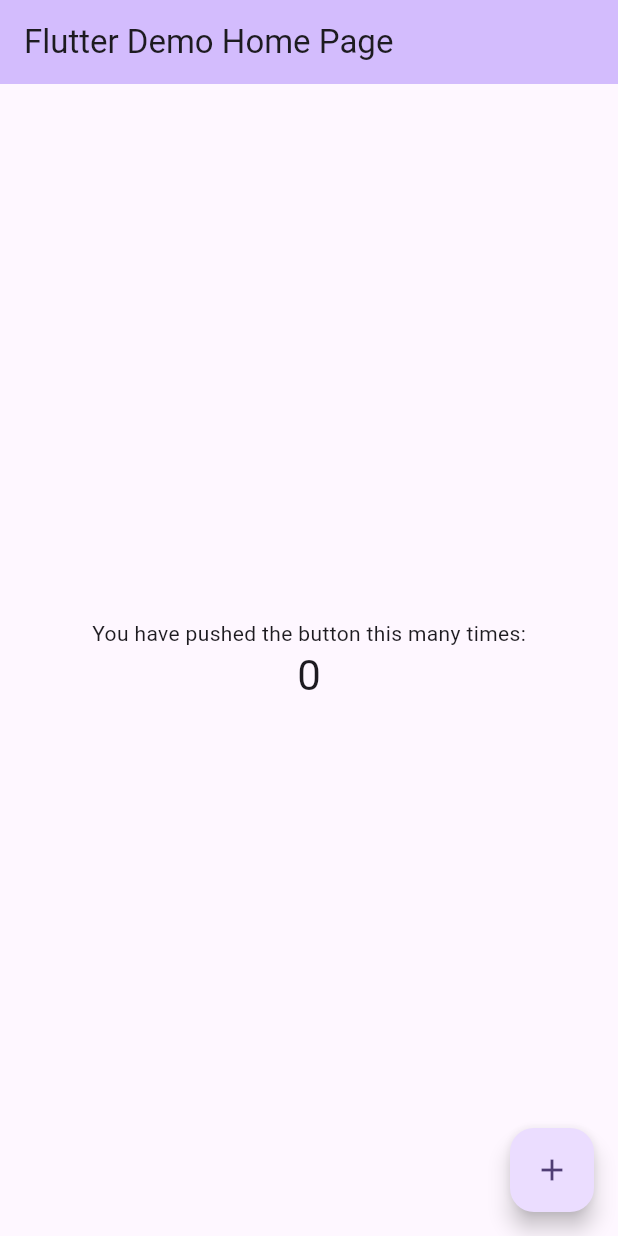
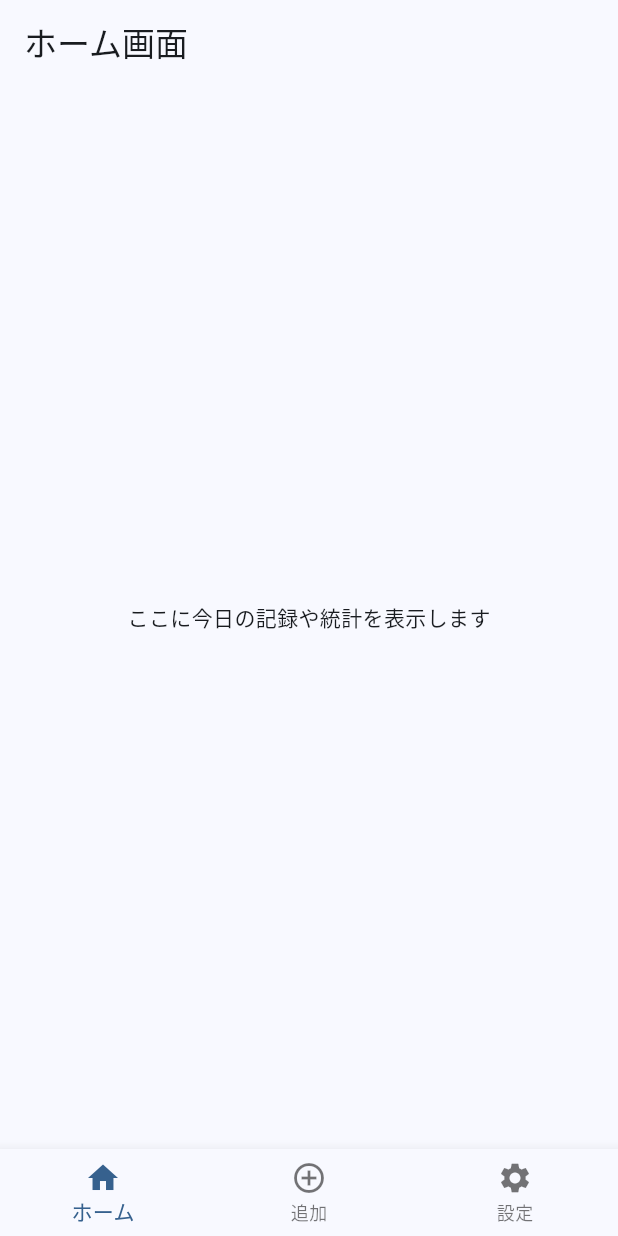
Before and after one commit to ibukye/workout_tracker, a Flutter app: the screen it shows after launch, on a phone screen of 412 x 824 dp. Run offline on Flutter 3.47's test engine with Material 3 defaults, Android fonts, the phone set to English and light mode, and no system bars.

Commit message:
Add : AddWorkoutScreenを追加

```diff
--- a/lib/main.dart
+++ b/lib/main.dart
@@ -1,122 +1,225 @@
 import 'package:flutter/material.dart';
+// ↓ SQLite(Drift)を使う場合に必要なインポート（後で追加）
+// import 'package:drift/drift.dart' as drift;
+// import 'package:drift/native.dart';
+// import 'package:path/path.dart' as p;
+// import 'package:path_provider/path_provider.dart';
+// import 'dart:io';
 
 void main() {
-  runApp(const MyApp());
+  runApp(const WorkoutTrackerApp());
 }
 
-class MyApp extends StatelessWidget {
-  const MyApp({super.key});
+class WorkoutTrackerApp extends StatelessWidget {
+  const WorkoutTrackerApp({super.key});
 
-  // This widget is the root of your application.
   @override
   Widget build(BuildContext context) {
     return MaterialApp(
-      title: 'Flutter Demo',
+      title: 'Workout Tracker',
       theme: ThemeData(
-        // This is the theme of your application.
-        //
-        // TRY THIS: Try running your application with "flutter run". You'll see
-        // the application has a purple toolbar. Then, without quitting the app,
-        // try changing the seedColor in the colorScheme below to Colors.green
-        // and then invoke "hot reload" (save your changes or press the "hot
-        // reload" button in a Flutter-supported IDE, or press "r" if you used
-        // the command line to start the app).
-        //
-        // Notice that the counter didn't reset back to zero; the application
-        // state is not lost during the reload. To reset the state, use hot
-        // restart instead.
-        //
-        // This works for code too, not just values: Most code changes can be
-        // tested with just a hot reload.
-        colorScheme: ColorScheme.fromSeed(seedColor: Colors.deepPurple),
+        useMaterial3: true,
+        colorSchemeSeed: Colors.blue,
       ),
-      home: const MyHomePage(title: 'Flutter Demo Home Page'),
+      home: const MainScreen(),
     );
   }
 }
 
-class MyHomePage extends StatefulWidget {
-  const MyHomePage({super.key, required this.title});
-
-  // This widget is the home page of your application. It is stateful, meaning
-  // that it has a State object (defined below) that contains fields that affect
-  // how it looks.
-
-  // This class is the configuration for the state. It holds the values (in this
-  // case the title) provided by the parent (in this case the App widget) and
-  // used by the build method of the State. Fields in a Widget subclass are
-  // always marked "final".
-
-  final String title;
+class MainScreen extends StatefulWidget {
+  const MainScreen({super.key});
 
   @override
-  State<MyHomePage> createState() => _MyHomePageState();
+  State<MainScreen> createState() => _MainScreenState();
 }
 
-class _MyHomePageState extends State<MyHomePage> {
-  int _counter = 0;
+class _MainScreenState extends State<MainScreen> {
+  int _selectedIndex = 0;
 
-  void _incrementCounter() {
+  // 各タブで表示する画面
+  final List<Widget> _pages = [
+    const HomeScreen(),
+    // TODO: ここに「記録追加画面」を作って追加してください
+    const AddWorkoutScreen(), // ←仮の画面（本当は AddWorkoutScreen() を作る）
+    // TODO: ここに「設定画面」を作って追加してください
+    const Placeholder(), // ←仮の画面（本当は SettingsScreen() を作る）
+  ];
+
+  // タブをタップしたときに呼ばれる関数
+  void _onItemTapped(int index) {
     setState(() {
-      // This call to setState tells the Flutter framework that something has
-      // changed in this State, which causes it to rerun the build method below
-      // so that the display can reflect the updated values. If we changed
-      // _counter without calling setState(), then the build method would not be
-      // called again, and so nothing would appear to happen.
-      _counter++;
+      _selectedIndex = index;
     });
   }
 
   @override
   Widget build(BuildContext context) {
-    // This method is rerun every time setState is called, for instance as done
-    // by the _incrementCounter method above.
-    //
-    // The Flutter framework has been optimized to make rerunning build methods
-    // fast, so that you can just rebuild anything that needs updating rather
-    // than having to individually change instances of widgets.
     return Scaffold(
-      appBar: AppBar(
-        // TRY THIS: Try changing the color here to a specific color (to
-        // Colors.amber, perhaps?) and trigger a hot reload to see the AppBar
-        // change color while the other colors stay the same.
-        backgroundColor: Theme.of(context).colorScheme.inversePrimary,
-        // Here we take the value from the MyHomePage object that was created by
-        // the App.build method, and use it to set our appbar title.
-        title: Text(widget.title),
+      body: _pages[_selectedIndex], // 選択中の画面を表示
+      bottomNavigationBar: BottomNavigationBar(
+        currentIndex: _selectedIndex,
+        onTap: _onItemTapped,
+        items: const [
+          BottomNavigationBarItem(
+            icon: Icon(Icons.home),
+            label: 'ホーム',
+          ),
+          BottomNavigationBarItem(
+            icon: Icon(Icons.add_circle_outline),
+            label: '追加',
+          ),
+          BottomNavigationBarItem(
+            icon: Icon(Icons.settings),
+            label: '設定',
+          ),
+        ],
       ),
-      body: Center(
-        // Center is a layout widget. It takes a single child and positions it
-        // in the middle of the parent.
+    );
+  }
+}
+
+// Home Screen
+class HomeScreen extends StatelessWidget {
+  const HomeScreen({super.key});
+
+  @override
+  Widget build(BuildContext context) {
+    return Scaffold(
+      appBar: AppBar(title: const Text('ホーム画面')),
+      body: const Center(
+        child: Text('ここに今日の記録や統計を表示します'),
+        // TODO: SQLiteから「今日の記録」を読み込んでリスト表示
+        // TODO: 総重量やMAX重量などを計算して表示
+        // TODO: 将来的にグラフ（charts_flutter など）で推移表示
+      ),
+    );
+  }
+}
+
+// Add Workout Screen
+class AddWorkoutScreen extends StatelessWidget {
+  const AddWorkoutScreen({super.key});
+
+  // Workout Data structure
+  final Map<String, List<String>> workoutCategories = const {
+    'Abs': ['Crunch', 'Plank'],
+    'Leg': ['Squat', 'Leg Press'],
+    'Arm': ['Bicep Curl', 'Tricep Extension'],
+    'Shoulder': ['Overhead Press', 'Lateral Raise'],
+    'Back': ['Pull-up', 'Deadlift'],
+  };
+
+  @override
+  Widget build(BuildContext context) {
+    return Scaffold(
+      appBar: AppBar(title: const Text('Add Workout')),
+      body: ListView(
+        children: workoutCategories.entries.map((entry) {
+          final category = entry.key;
+          final workouts = entry.value;
+
+          return ExpansionTile(
+            title: Text(category, style: const TextStyle(fontWeight: FontWeight.bold)),
+            children: workouts.map((workoutName) {
+              return ListTile(
+                title: Text(workoutName),
+                trailing: const Icon(Icons.arrow_forward_ios, size: 16),
+                onTap: () {
+                  // TODO: タップされたワークアウト名を AddWorkoutDetailScreen に渡して遷移する処理を書く
+                  //       この先でSQLiteにデータをInsertする処理を書くことになる
+                  Navigator.push(context, MaterialPageRoute(builder: (_) => AddWorkoutDetailScreen(workoutName: workoutName)));
+                },
+              );
+            }).toList(),
+          );
+        }).toList(),
+      ),
+    );
+  }
+}
+
+// Add Workout Detail Screen
+class AddWorkoutDetailScreen extends StatelessWidget {
+  final String workoutName; // TapされたworkoutNameを受け取る
+  const AddWorkoutDetailScreen({super.key, required this.workoutName});
+
+  @override
+  Widget build(BuildContext context) {
+    // Form用のcontroller
+    final TextEditingController weightController = TextEditingController();
+    final TextEditingController repsController = TextEditingController();
+    final TextEditingController setsController = TextEditingController(text: '1');
+
+    return Scaffold(
+      appBar: AppBar(title: Text(workoutName)),
+      body: Padding(
+        padding: const EdgeInsets.all(16.0),
         child: Column(
-          // Column is also a layout widget. It takes a list of children and
-          // arranges them vertically. By default, it sizes itself to fit its
-          // children horizontally, and tries to be as tall as its parent.
-          //
-          // Column has various properties to control how it sizes itself and
-          // how it positions its children. Here we use mainAxisAlignment to
-          // center the children vertically; the main axis here is the vertical
-          // axis because Columns are vertical (the cross axis would be
-          // horizontal).
-          //
-          // TRY THIS: Invoke "debug painting" (choose the "Toggle Debug Paint"
-          // action in the IDE, or press "p" in the console), to see the
-          // wireframe for each widget.
-          mainAxisAlignment: MainAxisAlignment.center,
-          children: <Widget>[
-            const Text('You have pushed the button this many times:'),
-            Text(
-              '$_counter',
-              style: Theme.of(context).textTheme.headlineMedium,
+          children: [
+            // input weight
+            TextField(controller: weightController, keyboardType: TextInputType.number, decoration: const InputDecoration(labelText: 'Weight (kg)'),),
+            // input reps
+            TextField(controller: repsController, keyboardType: TextInputType.number, decoration: const InputDecoration(labelText: 'reps'),),
+            // input sets default is 1
+            TextField(controller: setsController, keyboardType: TextInputType.number, decoration: const InputDecoration(labelText: 'sets'),),
+            // emtpy line
+            const SizedBox(height: 20),
+            // Submit Button
+            ElevatedButton(
+              onPressed: () {
+                // TODO: 入力データをSQLiteに保存する処理を追加
+                // 例:
+                // final workout = WorkoutsCompanion(
+                //   name: drift.Value(workoutName),
+                //   weight: drift.Value(int.parse(weightController.text)),
+                //   reps: drift.Value(int.parse(repsController.text)),
+                //   sets: drift.Value(int.parse(setsController.text)),
+                //   date: drift.Value(DateTime.now()),
+                // );
+                // await db.insertWorkout(workout);
+                Navigator.pop(context); // 入力完了後に前の画面に戻る
+              },
+              child: const Text('Save'),
             ),
           ],
         ),
       ),
-      floatingActionButton: FloatingActionButton(
-        onPressed: _incrementCounter,
-        tooltip: 'Increment',
-        child: const Icon(Icons.add),
-      ), // This trailing comma makes auto-formatting nicer for build methods.
     );
   }
 }
+
+// Setting Screen
+class SettingsScreen extends StatelessWidget {
+  const SettingsScreen({super.key});
+
+  @override
+  Widget build(BuildContext context) {
+    return Scaffold(
+      appBar: AppBar(title: const Text('Setting')),
+      body: const Center(
+        child: Text('ここに設定項目を追加'),
+        // TODO: テーマ切り替えスイッチ
+        // TODO: データバックアップ/リストア機能
+      ),
+    );
+  }
+}
+
+// TODO: AddWorkoutScreen を作成
+// - 種目名を入力する TextField
+// - 重量・回数を入力する NumberField
+// - 保存ボタンを配置
+// - 保存後はホーム画面に戻る or データベースに保存
+
+// TODO: SettingsScreen を作成
+// - 単純に「設定画面です」と表示
+// - 将来的にテーマ切り替えやバックアップ設定を追加
+
+// =========================
+// ▼ Drift(SQLite) 実装予定位置
+// =========================
+// 1. Workoutsテーブル定義（name, weight, reps, sets, date）
+// 2. AppDatabaseクラス作成（insert, query, delete, update関数）
+// 3. main.dartでDatabaseインスタンスをグローバルまたはProvider経由で渡す
+// 4. AddWorkoutDetailScreenからinsertを呼ぶ
+// 5. HomeScreenでselectして表示
```
